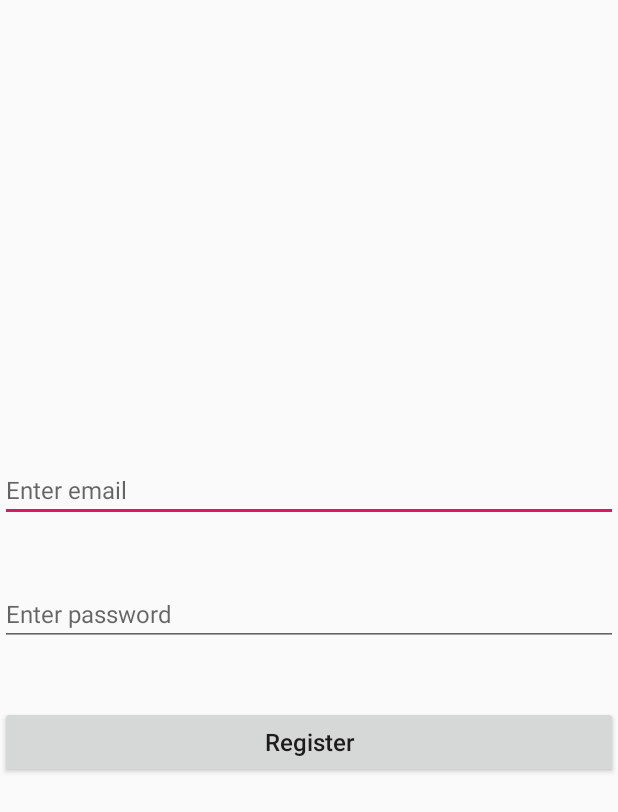
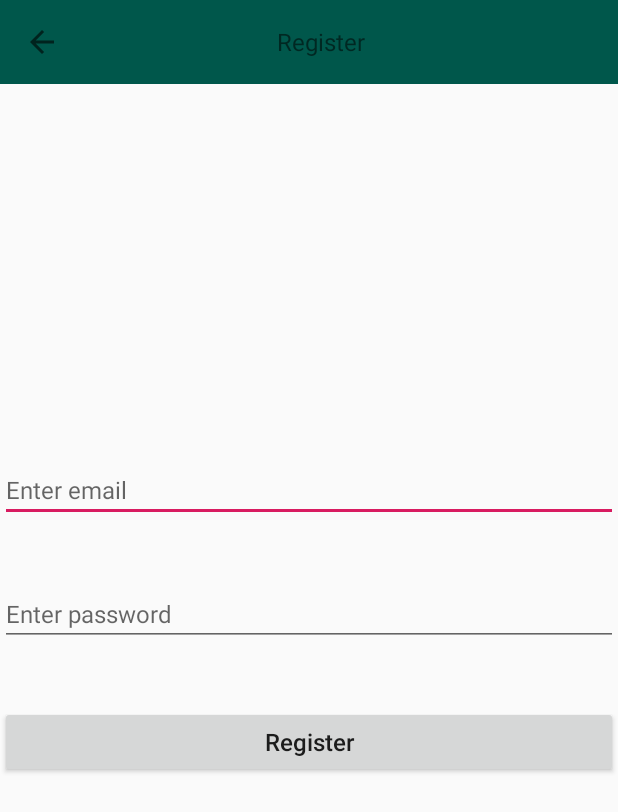
Before and after one commit to vijayneosoft/mvvm_clean_architecture, an Android app: the screen it shows after launch (RegistrationActivity), on a phone screen of 412 x 824 dp. Shown: the top 812 px of the screen. Run offline under Robolectric (Android 15) with nearby library versions, the phone set to English and light mode, and no system bars; our stand-ins replace ButterKnife, Dagger/Hilt's generated code, Firebase (no records; nobody signed in at launch, a user with empty details on screens opened directly), RxJava; libraries missing offline, so code that uses them is left out: com.facebook.stetho, com.jakewharton.retrofit2; 2 statements that could not run were skipped.

Commit message:
toolbar added in base activity

```diff
--- a/app/build.gradle
+++ b/app/build.gradle
@@ -93,8 +93,6 @@ dependencies {
     implementation 'com.jakewharton:butterknife:10.1.0'
     kapt 'com.jakewharton:butterknife-compiler:10.1.0'
 
-
-
     /**
      * unit testing
      */
--- a/app/src/main/java/com/neosoft/architecture/data/netCall/RestApi.kt
+++ b/app/src/main/java/com/neosoft/architecture/data/net/RestApi.kt
@@ -1,4 +1,4 @@
-package com.neosoft.architecture.data.netCall
+package com.neosoft.architecture.data.net
 
 import com.neosoft.architecture.presentation.ui.model.SignInModel
 import io.reactivex.Observable
--- a/app/src/main/java/com/neosoft/architecture/domain/usecases/NetworkingUC.kt
+++ b/app/src/main/java/com/neosoft/architecture/domain/usecases/NetworkingUC.kt
@@ -1,6 +1,6 @@
 package com.neosoft.architecture.domain.usecases
 
-import com.neosoft.architecture.data.netCall.RestApi
+import com.neosoft.architecture.data.net.RestApi
 import com.neosoft.architecture.presentation.ui.model.SignInModel
 import io.reactivex.Observable
 
--- a/app/src/main/java/com/neosoft/architecture/presentation/BaseActivity.kt
+++ b/app/src/main/java/com/neosoft/architecture/presentation/BaseActivity.kt
@@ -4,12 +4,13 @@ import android.app.ProgressDialog
 import android.os.Bundle
 import android.view.LayoutInflater
 import android.view.View
-import android.widget.FrameLayout
+import android.widget.TextView
 import android.widget.Toast
 import androidx.appcompat.app.AppCompatActivity
 import butterknife.ButterKnife
 import com.neosoft.architecture.R
 import kotlinx.android.synthetic.main.activity_base.*
+import kotlinx.android.synthetic.main.toolbar_with_back_arrow.*
 
 /**
  * Created by Vijay on 2/4/19.
@@ -18,6 +19,7 @@ import kotlinx.android.synthetic.main.activity_base.*
 open abstract class BaseActivity : AppCompatActivity() {
 
     var mProgressDialog: ProgressDialog? = null
+
 
     override fun onCreate(savedInstanceState: Bundle?) {
         super.onCreate(savedInstanceState)
@@ -33,6 +35,17 @@ open abstract class BaseActivity : AppCompatActivity() {
      * child should override for retry on API failure
      */
     fun retry() {
+
+    }
+
+    fun setToolbar(title: String) {
+
+        setSupportActionBar(toolbar)
+        supportActionBar?.setDisplayHomeAsUpEnabled(true)
+        supportActionBar?.setDisplayShowTitleEnabled(false)
+
+        val mToolBarTitle = toolbar.findViewById<TextView>(R.id.txt_title)
+        mToolBarTitle.setText(title)
 
     }
 
--- a/app/src/main/java/com/neosoft/architecture/presentation/di/module/AppModule.kt
+++ b/app/src/main/java/com/neosoft/architecture/presentation/di/module/AppModule.kt
@@ -6,7 +6,7 @@ import com.google.gson.FieldNamingPolicy
 import com.google.gson.Gson
 import com.google.gson.GsonBuilder
 import com.jakewharton.retrofit2.adapter.rxjava2.RxJava2CallAdapterFactory
-import com.neosoft.architecture.data.netCall.RestApi
+import com.neosoft.architecture.data.net.RestApi
 import com.neosoft.architecture.presentation.utils.Constants
 import dagger.Module
 import dagger.Provides
--- a/app/src/main/java/com/neosoft/architecture/presentation/di/module/NetworkingModule.kt
+++ b/app/src/main/java/com/neosoft/architecture/presentation/di/module/NetworkingModule.kt
@@ -1,7 +1,7 @@
 package com.neosoft.architecture.presentation.di.module
 
 import androidx.lifecycle.ViewModelProvider
-import com.neosoft.architecture.data.netCall.RestApi
+import com.neosoft.architecture.data.net.RestApi
 import com.neosoft.architecture.domain.usecases.LoginUC
 import com.neosoft.architecture.domain.usecases.NetworkingUC
 import com.neosoft.architecture.presentation.ui.viewModelFactory.ViewModelFactory
--- a/app/src/main/java/com/neosoft/architecture/presentation/view/RegistrationActivity.kt
+++ b/app/src/main/java/com/neosoft/architecture/presentation/view/RegistrationActivity.kt
@@ -6,7 +6,6 @@ import android.text.TextUtils
 import android.widget.Toast
 import androidx.lifecycle.Observer
 import androidx.lifecycle.ViewModelProviders
-import butterknife.ButterKnife
 import butterknife.OnClick
 import com.google.firebase.FirebaseApp
 import com.neosoft.architecture.R
@@ -21,7 +20,6 @@ import javax.inject.Inject
 
 class RegistrationActivity : BaseActivity() {
 
-
     @Inject
     lateinit var viewModelFactory: ViewModelFactory
 
@@ -32,7 +30,8 @@ class RegistrationActivity : BaseActivity() {
         setContentView(R.layout.activity_registration)
         FirebaseApp.initializeApp(this)
         observeResponse()
-        ButterKnife.bind(this)
+
+        setToolbar(getString(R.string.information_register))
 
     }
 
@@ -51,6 +50,7 @@ class RegistrationActivity : BaseActivity() {
             reg_edt_password.text.toString()
         )
     }
+
 
     /**
      * TODO
@@ -85,4 +85,5 @@ class RegistrationActivity : BaseActivity() {
         }
     }
 
+
 }
--- a/app/src/main/res/layout/activity_registration.xml
+++ b/app/src/main/res/layout/activity_registration.xml
@@ -6,6 +6,8 @@
         android:layout_width="match_parent"
         android:layout_height="match_parent"
         tools:context=".presentation.view.RegistrationActivity">
+
+    <include layout="@layout/toolbar_with_back_arrow"/>
 
     <androidx.constraintlayout.widget.ConstraintLayout
             android:layout_width="match_parent"
--- /dev/null
+++ b/app/src/main/res/layout/toolbar_with_back_arrow.xml
@@ -0,0 +1,23 @@
+<?xml version="1.0" encoding="utf-8"?>
+
+<androidx.appcompat.widget.Toolbar
+        xmlns:android="http://schemas.android.com/apk/res/android"
+        android:id="@+id/toolbar"
+        android:layout_width="match_parent"
+        android:layout_height="?android:attr/actionBarSize"
+        android:background="@color/colorPrimaryDark"
+>
+
+    <TextView
+            android:id="@+id/txt_title"
+            android:layout_width="match_parent"
+            android:layout_height="wrap_content"
+            android:text="@string/information_title"
+            android:gravity="center_horizontal"
+            android:layout_marginEnd="?android:attr/actionBarSize"
+            android:textSize="@dimen/dimen_16sp"
+
+    />
+
+
+</androidx.appcompat.widget.Toolbar>
--- a/app/src/main/res/values/dimens.xml
+++ b/app/src/main/res/values/dimens.xml
@@ -4,6 +4,8 @@
 <resources>
 
     <dimen name="dimen_40dp">40dp</dimen>
+
     <dimen name="dimen_16sp">16sp</dimen>
 
+
 </resources>
--- a/app/src/main/res/values/strings.xml
+++ b/app/src/main/res/values/strings.xml
@@ -12,6 +12,8 @@
     <string name="information_success">Success</string>
     <string name="information_error">Error</string>
     <string name="information_enter_email">Enter email</string>
+    <string name="information_title">title</string>
+
 
 
     <!--error-->
--- a/app/src/main/res/values/styles.xml
+++ b/app/src/main/res/values/styles.xml
@@ -8,4 +8,5 @@
         <item name="colorAccent">@color/colorAccent</item>
     </style>
 
+
 </resources>
```
